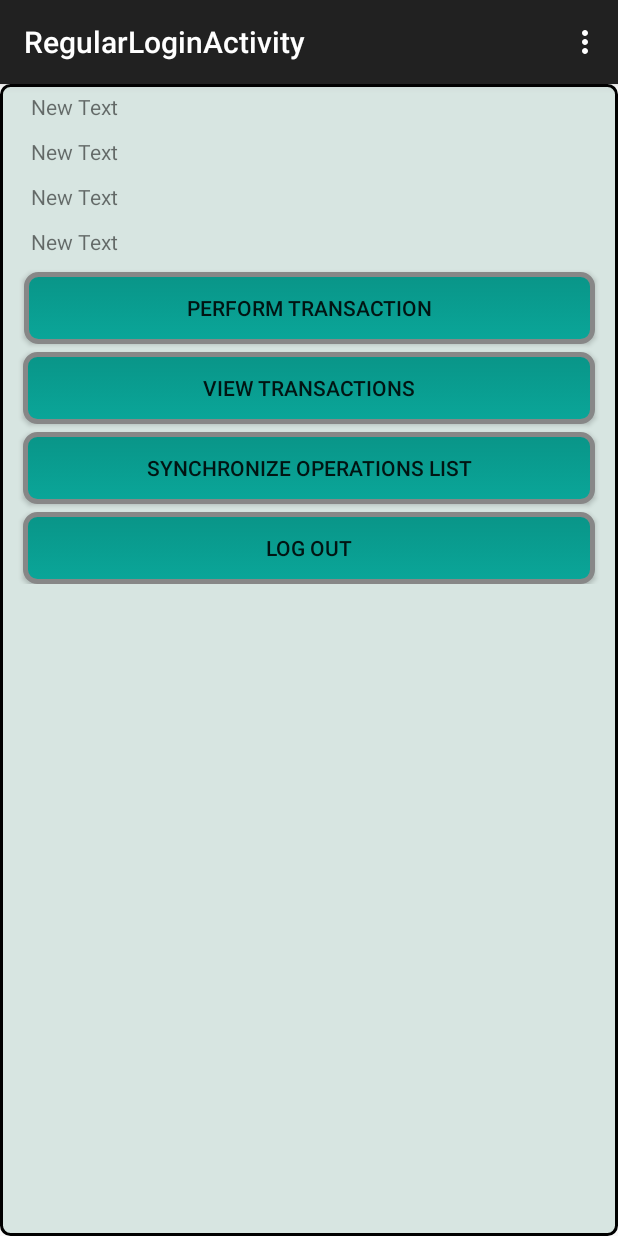
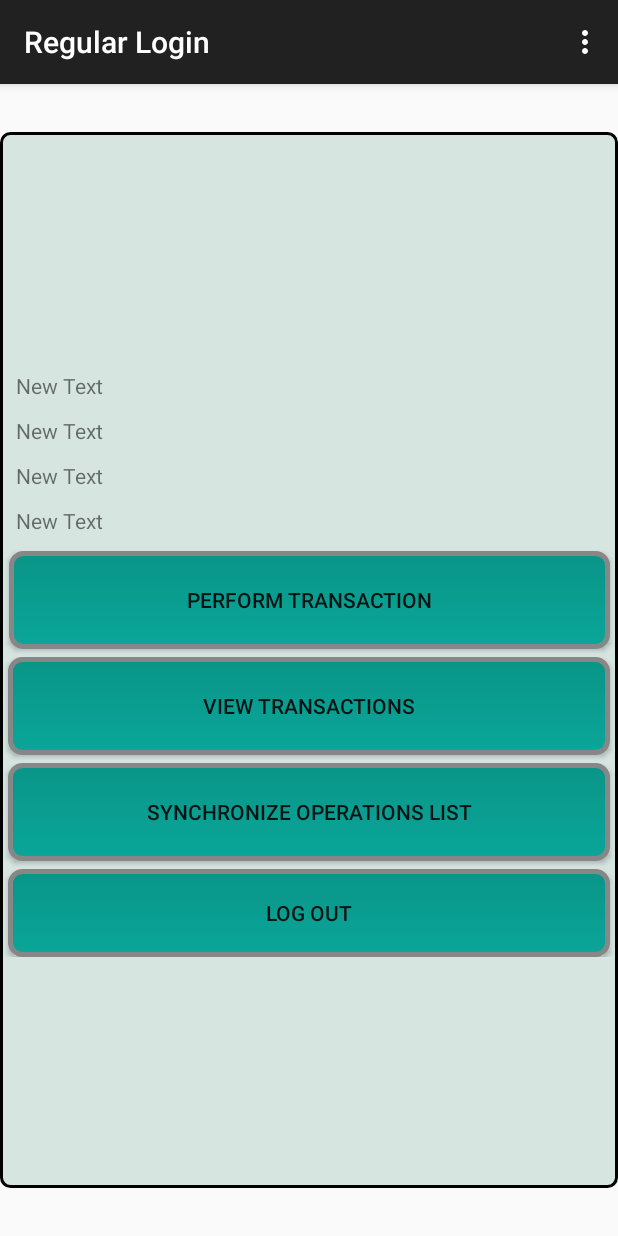
Before and after one commit to nick756/mobile, an Android app: the RegularLoginActivity screen opened directly, with no data from a screen before it, on a phone screen of 412 x 824 dp. Run offline under Robolectric (Android 15) with nearby library versions, the phone set to English and light mode, and no system bars; 5 statements that could not run were skipped.

Commit message:
First commit

```diff
--- a/app/src/main/java/com/nova/sme/sme01/RegularLoginActivity.java
+++ b/app/src/main/java/com/nova/sme/sme01/RegularLoginActivity.java
@@ -7,7 +7,14 @@ import android.view.Menu;
 import android.view.MenuItem;
 import android.view.View;
 import android.view.ViewTreeObserver;
+import android.widget.Button;
+import android.widget.LinearLayout;
+import android.widget.RelativeLayout;
 import android.widget.TextView;
+
+import com.nova.sme.sme01.miscellanea.Vocabulary;
+
+import java.util.Vector;
 
 
 public class RegularLoginActivity extends AppCompatActivity {
@@ -15,8 +22,11 @@ public class RegularLoginActivity extends AppCompatActivity {
     private TextView                      company_name;
     private TextView                      originator;
     private TextView                      role;
-    private android.widget.RelativeLayout base_layout;
+    private RelativeLayout                base_layout;
+    private LinearLayout                  sub_base;
     private FormResizing                  FR;
+    private Vocabulary                    voc;
+    private Vector<Button>                bt_vector = new <Button>Vector();
 
 
     @Override
@@ -38,6 +48,26 @@ public class RegularLoginActivity extends AppCompatActivity {
         role.setText(c_c.role);
 
         FR = new FormResizing(this, base_layout);
+        voc = new Vocabulary();
+        voc.setLanguage(c_c.curr_language);
+
+        this.setTitle(voc.change_caption("Regular Login"));
+
+        sub_base = (LinearLayout) findViewById(R.id.sub_base_reg_id);
+
+        View view;
+        String type, bt = new String("Button");
+
+        for (int i = 0; i < sub_base.getChildCount(); i ++) {//android.support.v7.widget.AppCompatButton
+            view = sub_base.getChildAt(i);
+            type = view.getClass().getName();
+
+            if (type.substring(type.length() - bt.length()).equals("Button")) {
+                voc.change_caption((Button) view);
+                bt_vector.add((Button)view);
+            }
+        }
+
 
         ViewTreeObserver vto = base_layout.getViewTreeObserver();
         vto.addOnGlobalLayoutListener(new ViewTreeObserver.OnGlobalLayoutListener() {
@@ -46,6 +76,7 @@ public class RegularLoginActivity extends AppCompatActivity {
             public void onGlobalLayout() {
                 base_layout.getViewTreeObserver().removeGlobalOnLayoutListener(this);
                 FR.resize_n();
+                FR.resizeFirstRegularLogins(base_layout, sub_base, bt_vector, 0.092f);// height's button/total_height
             }
         });
 
```
